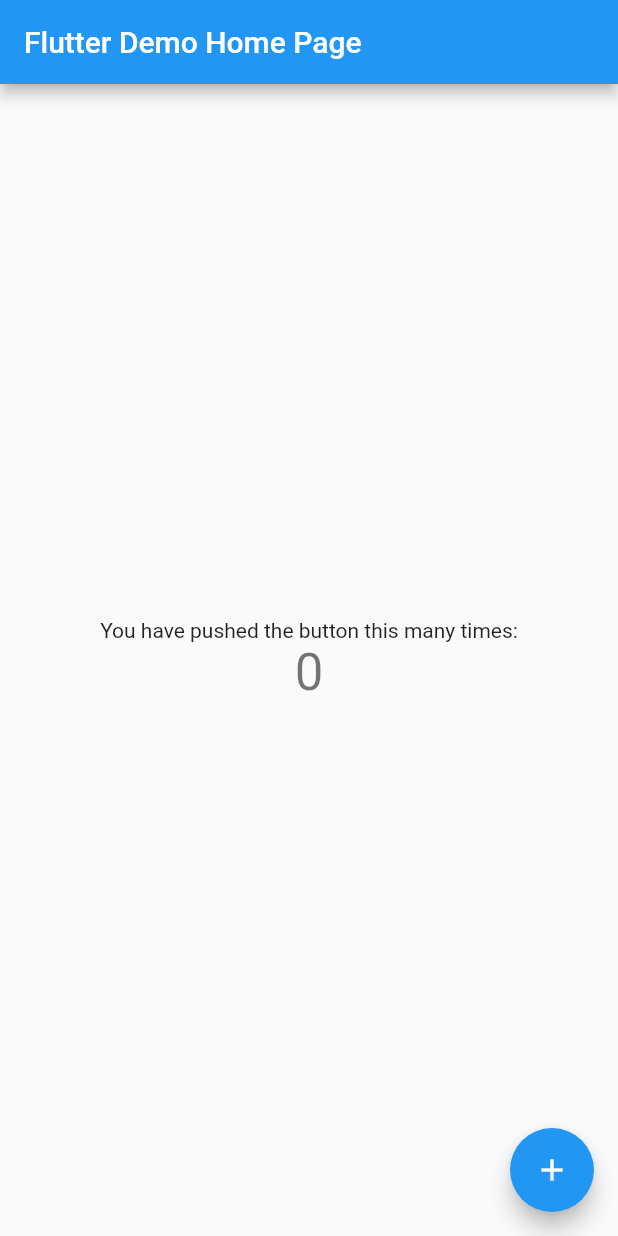
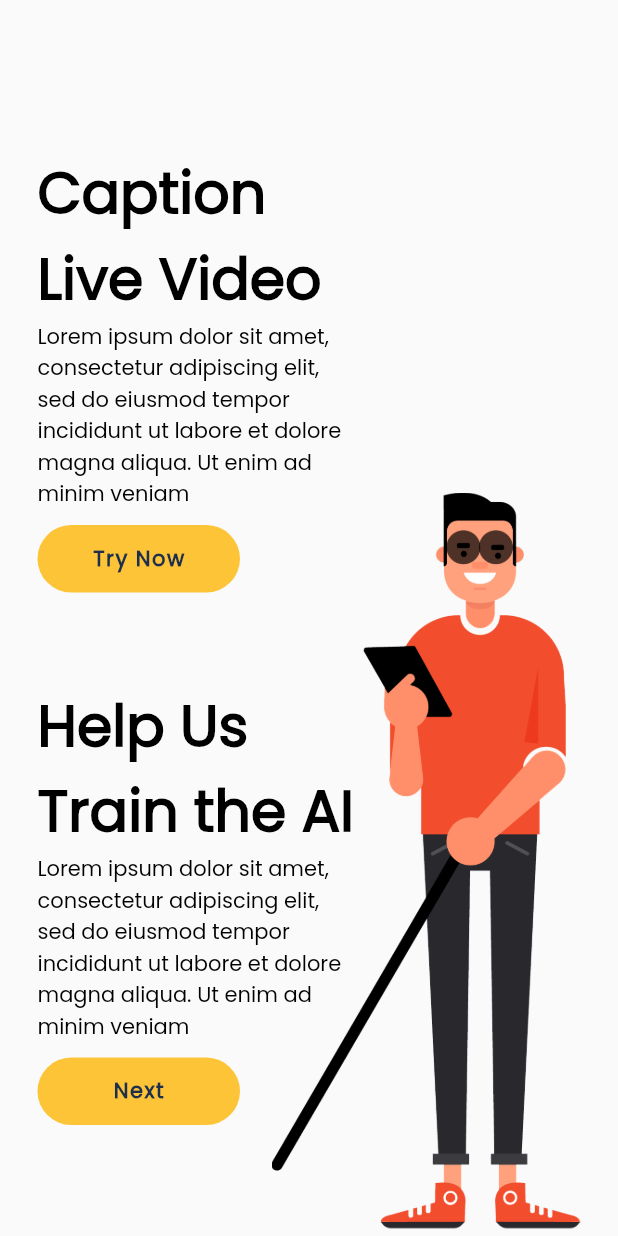
Before and after one commit to Hakudon/capmelive-ui, a Flutter app: the screen it shows after launch, on a phone screen of 412 x 824 dp. Run offline on Flutter 3.47's test engine with Material 2 defaults, Android fonts, the phone set to English and light mode, and no system bars.

Commit message:
ui: create home page

```diff
--- a/cammelive/lib/constants/assets_path.dart
+++ b/cammelive/lib/constants/assets_path.dart
@@ -1,6 +1,6 @@
 class AssetPath {
-  static const imgPath = 'assets';
+  static const imgPath = 'assets/images';
 
   //svg images
-  static const enterOTPSvg = '$imgPath/background-image.svg';
+  static const backImg = '$imgPath/background.png';
 }
--- a/cammelive/lib/main.dart
+++ b/cammelive/lib/main.dart
@@ -1,3 +1,4 @@
+import 'package:cammelive/screens/splash.dart';
 import 'package:flutter/material.dart';
 
 void main() {
@@ -10,106 +11,9 @@ class MyApp extends StatelessWidget {
   // This widget is the root of your application.
   @override
   Widget build(BuildContext context) {
-    return MaterialApp(
-      title: 'Flutter Demo',
-      theme: ThemeData(
-        // This is the theme of your application.
-        //
-        // Try running your application with "flutter run". You'll see the
-        // application has a blue toolbar. Then, without quitting the app, try
-        // changing the primarySwatch below to Colors.green and then invoke
-        // "hot reload" (press "r" in the console where you ran "flutter run",
-        // or simply save your changes to "hot reload" in a Flutter IDE).
-        // Notice that the counter didn't reset back to zero; the application
-        // is not restarted.
-        primarySwatch: Colors.blue,
-      ),
-      home: const MyHomePage(title: 'Flutter Demo Home Page'),
+    return const MaterialApp(
+      debugShowCheckedModeBanner: false,
+      home: SplashScreen(),
     );
   }
 }
-
-class MyHomePage extends StatefulWidget {
-  const MyHomePage({super.key, required this.title});
-
-  // This widget is the home page of your application. It is stateful, meaning
-  // that it has a State object (defined below) that contains fields that affect
-  // how it looks.
-
-  // This class is the configuration for the state. It holds the values (in this
-  // case the title) provided by the parent (in this case the App widget) and
-  // used by the build method of the State. Fields in a Widget subclass are
-  // always marked "final".
-
-  final String title;
-
-  @override
-  State<MyHomePage> createState() => _MyHomePageState();
-}
-
-class _MyHomePageState extends State<MyHomePage> {
-  int _counter = 0;
-
-  void _incrementCounter() {
-    setState(() {
-      // This call to setState tells the Flutter framework that something has
-      // changed in this State, which causes it to rerun the build method below
-      // so that the display can reflect the updated values. If we changed
-      // _counter without calling setState(), then the build method would not be
-      // called again, and so nothing would appear to happen.
-      _counter++;
-    });
-  }
-
-  @override
-  Widget build(BuildContext context) {
-    // This method is rerun every time setState is called, for instance as done
-    // by the _incrementCounter method above.
-    //
-    // The Flutter framework has been optimized to make rerunning build methods
-    // fast, so that you can just rebuild anything that needs updating rather
-    // than having to individually change instances of widgets.
-    return Scaffold(
-      appBar: AppBar(
-        // Here we take the value from the MyHomePage object that was created by
-        // the App.build method, and use it to set our appbar title.
-        title: Text(widget.title),
-      ),
-      body: Center(
-        // Center is a layout widget. It takes a single child and positions it
-        // in the middle of the parent.
-        child: Column(
-          // Column is also a layout widget. It takes a list of children and
-          // arranges them vertically. By default, it sizes itself to fit its
-          // children horizontally, and tries to be as tall as its parent.
-          //
-          // Invoke "debug painting" (press "p" in the console, choose the
-          // "Toggle Debug Paint" action from the Flutter Inspector in Android
-          // Studio, or the "Toggle Debug Paint" command in Visual Studio Code)
-          // to see the wireframe for each widget.
-          //
-          // Column has various properties to control how it sizes itself and
-          // how it positions its children. Here we use mainAxisAlignment to
-          // center the children vertically; the main axis here is the vertical
-          // axis because Columns are vertical (the cross axis would be
-          // horizontal).
-          mainAxisAlignment: MainAxisAlignment.center,
-          children: <Widget>[
-            const Text(
-              'You have pushed the button this many times:',
-            ),
-            Text(
-              '$_counter',
-              style: Theme.of(context).textTheme.headlineMedium,
-            ),
-          ],
-        ),
-      ),
-      floatingActionButton: FloatingActionButton(
-        onPressed: _incrementCounter,
-        tooltip: 'Increment',
-        child: const Icon(Icons.add),
-      ), // This trailing comma makes auto-formatting nicer for build methods.
-    );
-  }
-}
--- a/cammelive/lib/screens/home.dart
+++ b/cammelive/lib/screens/home.dart
@@ -0,0 +1,62 @@
+import 'package:cammelive/constants/assets_path.dart';
+import 'package:cammelive/widgets/custom_button.dart';
+import 'package:cammelive/widgets/title_sub_text.dart';
+import 'package:flutter/material.dart';
+
+class HomeScreen extends StatelessWidget {
+  const HomeScreen({super.key});
+
+  @override
+  Widget build(BuildContext context) {
+    return Scaffold(
+      body: Padding(
+        padding: const EdgeInsets.only(top: 100, left: 25, right: 25),
+        child: SizedBox(
+          width: MediaQuery.of(context).size.width,
+          child: Stack(
+            children: [
+              Column(
+                crossAxisAlignment: CrossAxisAlignment.start,
+                children: [
+                  titleSubTitleText(context,
+                      title: "Caption\nLive Video",
+                      subTitle:
+                          "Lorem ipsum dolor sit amet, consectetur adipiscing elit, sed do eiusmod tempor incididunt ut labore et dolore magna aliqua. Ut enim ad minim veniam"),
+                  const SizedBox(
+                    height: 10,
+                  ),
+                  customButton(
+                    "Try Now",
+                    onPress: () {},
+                  ),
+                  const SizedBox(
+                    height: 60,
+                  ),
+                  titleSubTitleText(context,
+                      title: "Help Us\nTrain the AI",
+                      subTitle:
+                          "Lorem ipsum dolor sit amet, consectetur adipiscing elit, sed do eiusmod tempor incididunt ut labore et dolore magna aliqua. Ut enim ad minim veniam"),
+                  const SizedBox(
+                    height: 10,
+                  ),
+                  customButton(
+                    "Next",
+                    onPress: () {},
+                  ),
+                ],
+              ),
+              Positioned(
+                bottom: 5,
+                right: 0,
+                child: Image.asset(
+                  AssetPath.backImg,
+                  width: MediaQuery.of(context).size.width * 0.5,
+                ),
+              )
+            ],
+          ),
+        ),
+      ),
+    );
+  }
+}
--- a/cammelive/lib/screens/splash.dart
+++ b/cammelive/lib/screens/splash.dart
@@ -0,0 +1,56 @@
+import 'dart:async';
+
+import 'package:cammelive/constants/colors.dart';
+import 'package:cammelive/constants/text_styles.dart';
+import 'package:cammelive/screens/home.dart';
+import 'package:flutter/material.dart';
+
+class SplashScreen extends StatefulWidget {
+  const SplashScreen({Key? key}) : super(key: key);
+
+  @override
+  State<SplashScreen> createState() => _SplashScreenState();
+}
+
+class _SplashScreenState extends State<SplashScreen> {
+  @override
+  void initState() {
+    initializeApp(context);
+    super.initState();
+  }
+
+  void initializeApp(context) {
+    Timer(
+      const Duration(seconds: 2),
+      () {
+        Navigator.popUntil(context, ModalRoute.withName('/screen'));
+        Navigator.push(
+            context,
+            MaterialPageRoute(
+              builder: (context) => const HomeScreen(),
+            ));
+      },
+    );
+  }
+
+  @override
+  Widget build(BuildContext context) {
+    return Scaffold(
+      body: Center(
+        child: Column(
+          mainAxisAlignment: MainAxisAlignment.center,
+          children: [
+            Text("CapMeLive",
+                style: headingStyle(
+                    weight: FontWeight.w900, color: AppColor.secondaryColor)),
+            Text(
+              "let us be your eyes",
+              style: subTitleStyle(
+                  weight: FontWeight.w400, color: AppColor.secondaryColor),
+            )
+          ],
+        ),
+      ),
+    );
+  }
+}
--- a/cammelive/lib/widgets/custom_button.dart
+++ b/cammelive/lib/widgets/custom_button.dart
@@ -0,0 +1,31 @@
+import 'package:cammelive/constants/colors.dart';
+import 'package:cammelive/constants/text_styles.dart';
+import 'package:flutter/material.dart';
+
+Widget customButton(
+  String text, {
+  required Function() onPress,
+  double width = 135,
+  double height = 45,
+}) {
+  return SizedBox(
+    width: width,
+    height: height,
+    child: ElevatedButton(
+      onPressed: onPress,
+      style: ElevatedButton.styleFrom(
+        backgroundColor: AppColor.primaryColor,
+        shadowColor: Colors.transparent,
+        shape: RoundedRectangleBorder(
+          borderRadius: BorderRadius.circular(40.0),
+        ),
+      ),
+      child: Text(
+        text,
+        style:
+            normalStyle(weight: FontWeight.w600, color: AppColor.secondaryColor)
+                .copyWith(letterSpacing: 1),
+      ),
+    ),
+  );
+}
--- /dev/null
+++ b/cammelive/lib/widgets/title_sub_text.dart
@@ -0,0 +1,23 @@
+import 'package:cammelive/constants/text_styles.dart';
+import 'package:flutter/material.dart';
+
+Column titleSubTitleText(
+  context, {
+  required String title,
+  required String subTitle,
+}) {
+  return Column(
+    crossAxisAlignment: CrossAxisAlignment.start,
+    children: [
+      Text(
+        title,
+        style: headingStyle(weight: FontWeight.bold, color: Colors.black),
+      ),
+      SizedBox(
+        width: MediaQuery.of(context).size.width * 0.50,
+        child: Text(subTitle,
+            style: normalStyle(weight: FontWeight.normal, color: Colors.black)),
+      )
+    ],
+  );
+}
```
Also changed, not shown: cammelive/pubspec.yaml (+6 -14 lines), cammelive/assets/fonts/Poppins-Regular.ttf (added), cammelive/assets/images/background.png (added), 1 other file.
